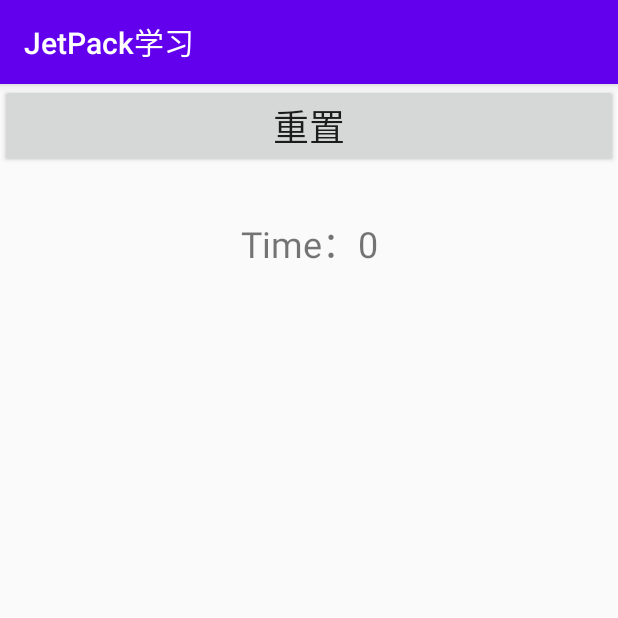
After one commit to BlendGitAndroid/JetPackStudy, an Android app: the LiveDataMainActivity screen opened directly, with no data from a screen before it, on a phone screen of 412 x 824 dp, the top half of it. The commit adds this screen. Run offline under Robolectric (Android 15) with nearby library versions, the phone set to English and light mode, and no system bars.

Commit message:
LiveData

```diff
--- a/app/src/main/AndroidManifest.xml
+++ b/app/src/main/AndroidManifest.xml
@@ -10,7 +10,8 @@
         android:roundIcon="@mipmap/ic_launcher_round"
         android:supportsRtl="true"
         android:theme="@style/AppTheme">
-        <activity android:name=".viewmodel.ViewModelMainActivity"></activity>
+        <activity android:name=".livedata.LiveDataMainActivity"></activity>
+        <activity android:name=".viewmodel.ViewModelMainActivity" />
         <activity android:name=".navigation.NavigationMainActivity" />
         <activity android:name=".lifecycle.LifeCycleMainActivity" />
         <activity android:name=".MainActivity">
--- a/app/src/main/java/com/blend/jetpackstudy/MainActivity.java
+++ b/app/src/main/java/com/blend/jetpackstudy/MainActivity.java
@@ -8,6 +8,7 @@ import android.widget.Button;
 import androidx.appcompat.app.AppCompatActivity;
 
 import com.blend.jetpackstudy.lifecycle.LifeCycleMainActivity;
+import com.blend.jetpackstudy.livedata.LiveDataMainActivity;
 import com.blend.jetpackstudy.navigation.NavigationMainActivity;
 import com.blend.jetpackstudy.viewmodel.ViewModelMainActivity;
 
@@ -18,6 +19,7 @@ public class MainActivity extends AppCompatActivity {
     private Button lifecycle;
     private Button navigation;
     private Button viewModel;
+    private Button liveData;
 
     @Override
     protected void onCreate(Bundle savedInstanceState) {
@@ -26,6 +28,7 @@ public class MainActivity extends AppCompatActivity {
         lifecycle = findViewById(R.id.lifecycle);
         navigation = findViewById(R.id.navigation);
         viewModel = findViewById(R.id.viewModel);
+        liveData = findViewById(R.id.liveData);
         lifecycle.setOnClickListener(new View.OnClickListener() {
             @Override
             public void onClick(View v) {
@@ -44,6 +47,12 @@ public class MainActivity extends AppCompatActivity {
                 startActivity(new Intent(MainActivity.this, ViewModelMainActivity.class));
             }
         });
+        liveData.setOnClickListener(new View.OnClickListener() {
+            @Override
+            public void onClick(View v) {
+                startActivity(new Intent(MainActivity.this, LiveDataMainActivity.class));
+            }
+        });
 
     }
 }
--- /dev/null
+++ b/app/src/main/java/com/blend/jetpackstudy/livedata/LiveDataMainActivity.java
@@ -0,0 +1,59 @@
+package com.blend.jetpackstudy.livedata;
+
+import android.os.Bundle;
+import android.view.View;
+import android.widget.TextView;
+
+import androidx.appcompat.app.AppCompatActivity;
+import androidx.lifecycle.MutableLiveData;
+import androidx.lifecycle.Observer;
+import androidx.lifecycle.ViewModelProvider;
+
+import com.blend.jetpackstudy.R;
+
+/**
+ * LiveData是一个可被观察的数据容器类。具体说来，可以将LiveData理解为一个数据的容器，它将数据包装起来，使数据成为被观察者，
+ * 当该数据发生变化时，观察者能够获得通知。我们不需要自己去实现观察者模式，LiveData内部已经默认实现好了，只要使用就可以了。
+ * <p>
+ * LiveData和ViewModel的关系？
+ * ViewModel用于存放页面所需要的各种数据，不仅如此，我们还可以在其中放一些与数据相关的业务逻辑。例如，我们可以在ViewModel
+ * 中进行数据的加工、获取等操作。因此，ViewModel中的数据可能会随着业务的变化而变化。对页面来说，它并不关心ViewModel中的业
+ * 务逻辑，它只关心需要展示的数据是什么，并且希望在数据发生变化时，能及时得到通知并做出更新。LiveData的作用就是，在ViewModel
+ * 中的数据发生变化时通知页面。因此，LiveData通常被放在ViewModel中使用，用于包装ViewModel中那些需要被外界观察的数据。我们
+ * 从LiveData（实时数据）这个名字，也能大概推测出它的特性与作用。
+ *
+ * ViewModel+LiveData实现Fragment间通信。
+ * Fragment可以被看作Activity的子页面，即一个Activity中可以包含多个Fragment。这些Fragment彼此独立，但是又都属于同一个Activity。
+ * 基于ViewModel和Fragment组件的这些特性，我们可以巧妙地利用LiveData，实现同一个Activity中的不同Fragment间的通信。
+ */
+public class LiveDataMainActivity extends AppCompatActivity {
+
+    @Override
+    protected void onCreate(Bundle savedInstanceState) {
+        super.onCreate(savedInstanceState);
+        setContentView(R.layout.activity_live_data_main);
+        //获取到ViewModel
+        TimerWithLiveDataViewModel timerWithLiveDataViewModel = new ViewModelProvider(this).get(TimerWithLiveDataViewModel.class);
+        //得到ViewModel中的LiveData
+        final MutableLiveData<Integer> liveData = timerWithLiveDataViewModel.getCurrentSecond();
+        /**
+         * 从源码可以看出，observe()方法接收的第1个参数是一个LifecycleOwner对象，在本例中为Activity。第2个参数是一个Observer对象。方法中的最后
+         * 一行代码将Observer与Activity的生命周期关联在一起。因此，LiveData能够感知页面的生命周期。它可以检测页面当前的状态是否为激活状态，或者页
+         * 面是否被销毁。只有在页面处于激活状态（Lifecycle.State.ON_STARTED或Lifecycle.State.ON_RESUME）时，页面才能收到来自LiveData的通知，
+         * 若页面被销毁（Lifecycle.State.ON_DESTROY），那么LiveData会自动清除与页面的关联，从而避免可能引发的内存泄漏问题。
+         */
+        liveData.observe(this, new Observer<Integer>() {
+            @Override
+            public void onChanged(Integer integer) {
+                ((TextView) findViewById(R.id.timeLiveDataTv)).setText("Time：" + integer);
+            }
+        });
+        findViewById(R.id.timeLiveDataBtn).setOnClickListener(new View.OnClickListener() {
+            @Override
+            public void onClick(View v) {
+                liveData.setValue(0);
+            }
+        });
+        timerWithLiveDataViewModel.startTiming();
+    }
+}
--- /dev/null
+++ b/app/src/main/java/com/blend/jetpackstudy/livedata/TimerWithLiveDataViewModel.java
@@ -0,0 +1,37 @@
+package com.blend.jetpackstudy.livedata;
+
+import androidx.lifecycle.MutableLiveData;
+import androidx.lifecycle.ViewModel;
+
+import java.util.Timer;
+import java.util.TimerTask;
+
+public class TimerWithLiveDataViewModel extends ViewModel {
+
+    private MutableLiveData<Integer> currentSecond;
+
+    private Timer mTimer;
+
+    public void startTiming() {
+        getCurrentSecond().setValue(0);
+        if (mTimer == null) {
+            mTimer = new Timer();
+            TimerTask timerTask = new TimerTask() {
+                @Override
+                public void run() {
+                    currentSecond.postValue(currentSecond.getValue() + 1);
+                }
+            };
+            mTimer.schedule(timerTask, 1000, 1000);
+        }
+    }
+
+    public MutableLiveData<Integer> getCurrentSecond() {
+        if (currentSecond == null) {
+            currentSecond = new MutableLiveData<>();
+        }
+        return currentSecond;
+    }
+
+
+}
--- /dev/null
+++ b/app/src/main/res/layout/activity_live_data_main.xml
@@ -0,0 +1,24 @@
+<?xml version="1.0" encoding="utf-8"?>
+<LinearLayout xmlns:android="http://schemas.android.com/apk/res/android"
+    xmlns:tools="http://schemas.android.com/tools"
+    android:layout_width="match_parent"
+    android:layout_height="match_parent"
+    android:orientation="vertical"
+    tools:context=".viewmodel.ViewModelMainActivity">
+
+    <Button
+        android:id="@+id/timeLiveDataBtn"
+        android:layout_width="match_parent"
+        android:layout_height="wrap_content"
+        android:gravity="center"
+        android:text="重置"
+        android:textSize="24sp" />
+
+    <TextView
+        android:id="@+id/timeLiveDataTv"
+        android:layout_width="match_parent"
+        android:layout_height="100dp"
+        android:gravity="center"
+        android:text="时间选择器"
+        android:textSize="24sp" />
+</LinearLayout>
--- a/app/src/main/res/layout/activity_main.xml
+++ b/app/src/main/res/layout/activity_main.xml
@@ -22,4 +22,9 @@
         style="@style/main_style"
         android:text="ViewModel" />
 
+    <Button
+        android:id="@+id/liveData"
+        style="@style/main_style"
+        android:text="LiveData" />
+
 </LinearLayout>
```
